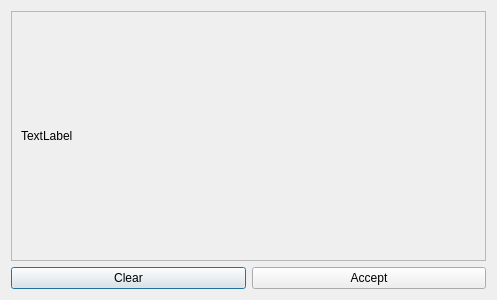
First picture: the form in MafiaHelper/votedialog.ui, repository MayRiv/MafiaHelper, before the edit.
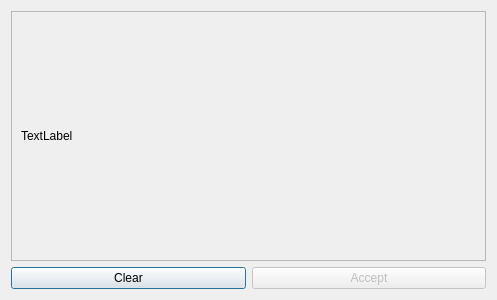
Second picture: the form after the edit.

The edit to the form file:
```diff
--- a/MafiaHelper/votedialog.ui
+++ b/MafiaHelper/votedialog.ui
@@ -24,7 +24,7 @@
    <item row="1" column="1">
     <widget class="QPushButton" name="pushButtonAccept">
      <property name="enabled">
-      <bool>true</bool>
+      <bool>false</bool>
      </property>
      <property name="text">
       <string>Accept</string>
```
